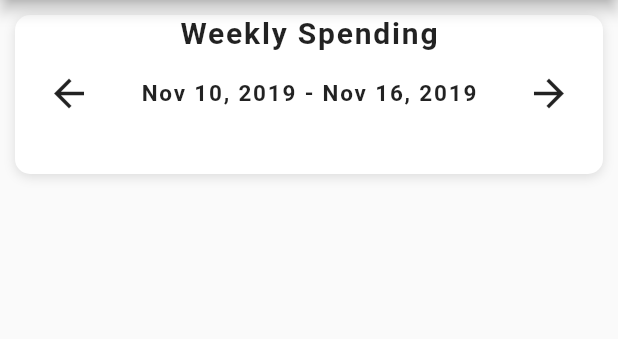
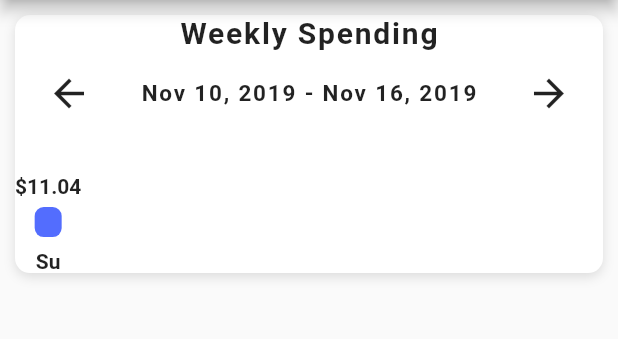
Before and after one commit to ahsanahmedkhan/flutter-budget-app, a Flutter app: the screen it shows after launch, on a phone screen of 412 x 824 dp, the part 150-489 px from its top. Run offline on Flutter 3.47's test engine with Material 2 defaults, Android fonts, the phone set to English and light mode, and no system bars.

Commit message:
BarChart is completed

```diff
--- a/lib/widgets/bar_chart.dart
+++ b/lib/widgets/bar_chart.dart
@@ -7,6 +7,13 @@ class BarChart extends StatelessWidget {
   BarChart(this.expenses);
   @override
   Widget build(BuildContext context) {
+    double mostExpensive = 0;
+    expenses.forEach((double price){
+      if(price > mostExpensive){
+        mostExpensive = price;
+      }
+    });
+
     return Column(
       children: <Widget>[
         Text('Weekly Spending',
@@ -43,7 +50,7 @@ class BarChart extends StatelessWidget {
           Bar(
             label: 'Su',
             amountSpent: expenses[0],
-            mostExpensive: 200,
+            mostExpensive: mostExpensive,
           ),
         ],
        ),
@@ -58,10 +65,33 @@ class Bar extends StatelessWidget {
   final double amountSpent;
   final double mostExpensive;
 
+  final double _maxBarHeight = 150.0;
+
   Bar({this.label, this.amountSpent, this.mostExpensive});
 
   @override
   Widget build(BuildContext context) {
-    return Container();
+    final barHeight = amountSpent / mostExpensive * _maxBarHeight;
+    return Column(children: <Widget> [
+      Text('\$${amountSpent.toStringAsFixed(2)}',
+      style: TextStyle(fontWeight: FontWeight.w600,
+      ),
+     ),
+      SizedBox(height: 6.0),
+      Container(
+        height: barHeight,
+        width: 18.0,
+        decoration: BoxDecoration(
+            color: Theme.of(context).primaryColor,
+            borderRadius: BorderRadius.circular(6.0),
+        ),
+      ),
+      SizedBox(height: 8.0),
+      Text(label,
+        style: TextStyle(fontWeight: FontWeight.w600,
+        ),
+      ),
+    ],
+   );
   }
 }
```
